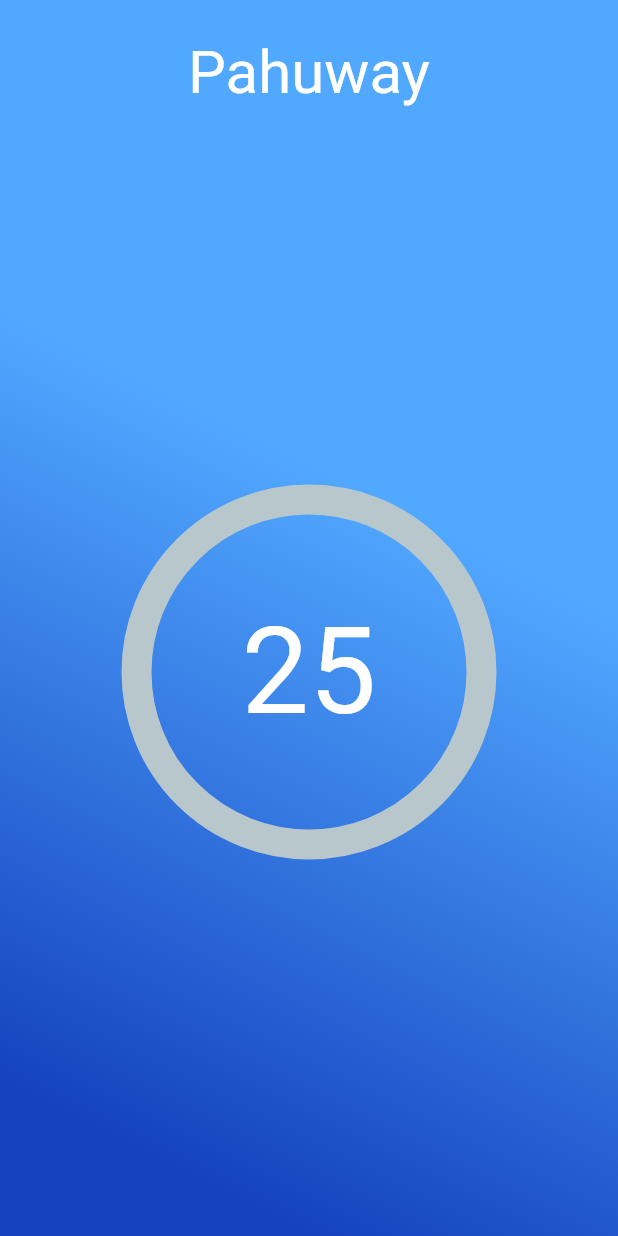
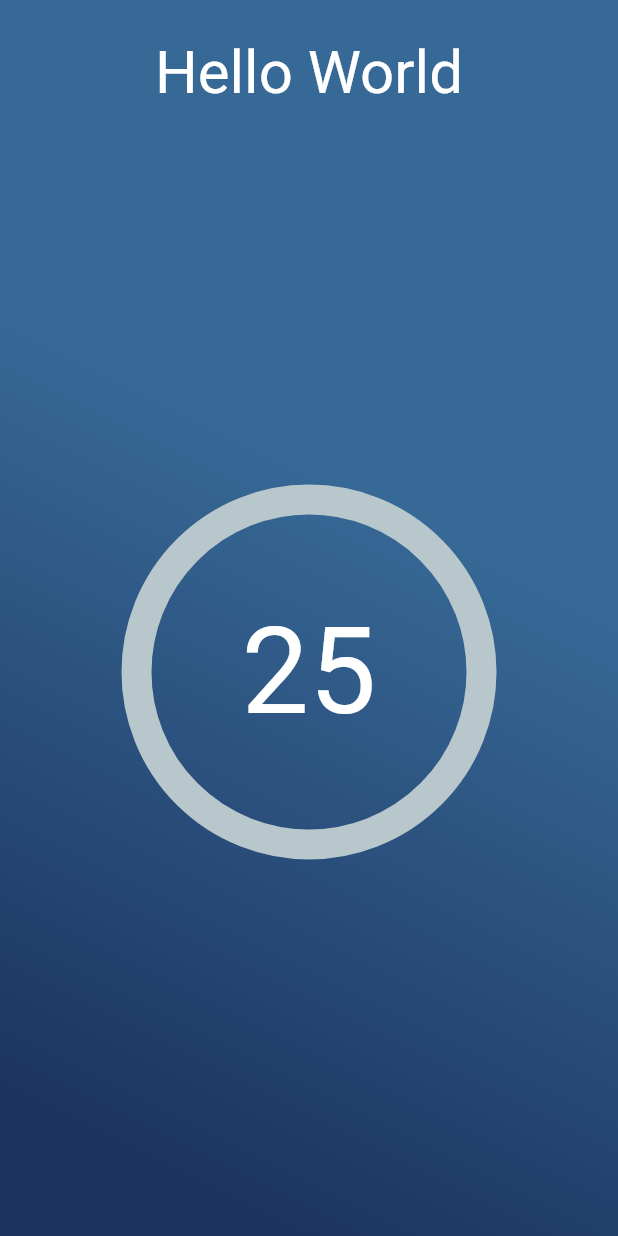
Before and after one commit to aaalgieee/pahuway, a Flutter app: the screen it shows after launch, on a phone screen of 412 x 824 dp. Run offline on Flutter 3.47's test engine with Material 2 defaults, Android fonts, the phone set to English and light mode, and no system bars; drawn by our look-alikes of percent_indicator.

Commit message:
change gradient color

```diff
--- a/lib/main.dart
+++ b/lib/main.dart
@@ -29,7 +29,7 @@ class _RelaxState extends State<Relax> {
           body: Container(
               decoration: BoxDecoration(
                   gradient: LinearGradient(
-                      colors: [Color(0xff1542bf), Color(0xff51a8ff)],
+                      colors: [Color(0xff1d3461), Color(0xff376996)],
                       begin: FractionalOffset(0.5, 1))),
               width: double.infinity,
               child: Column(
@@ -38,7 +38,7 @@ class _RelaxState extends State<Relax> {
                   children: <Widget>[
                     Padding(
                         padding: EdgeInsets.only(top: 25.0),
-                        child: Text("Pahuway",
+                        child: Text("Hello World",
                             style: TextStyle(
                                 color: Colors.white, fontSize: 40.0))),
                     Expanded(
```
